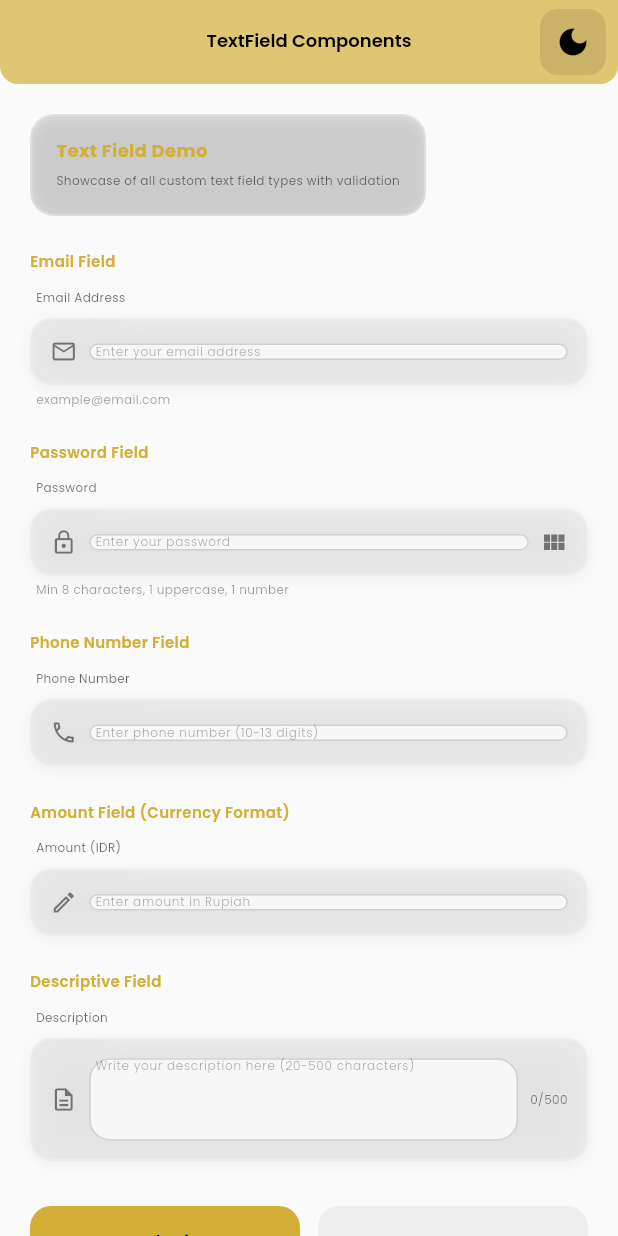
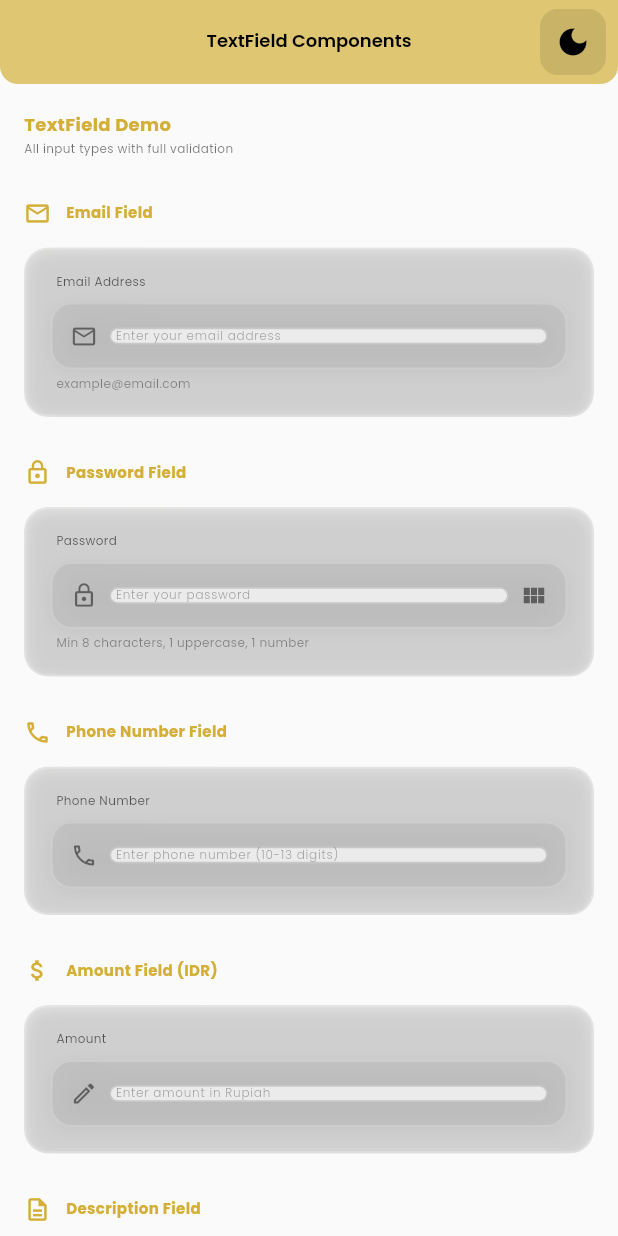
Before and after one commit to justformeokay/Glory-Investama-Berjangka, a Flutter app: the screen it shows after launch, on a phone screen of 412 x 824 dp. Run offline on Flutter 3.47's test engine with Material 3 defaults, Android fonts, the phone set to English and light mode, and no system bars; our stand-ins replace get, google_fonts; statements that could not run were skipped.

Commit message:
refactor: improve TextFieldDemoPage UI with better layout and visual hierarchy
- Reorganized form sections with glassmorphic containers
- Added section headers with icons for better visual hierarchy
- Improved spacing and padding throughout (28px between sections)
- Better typography with larger title and clearer descriptions
- Reorganized buttons with better height and spacing
- Enhanced features section with icons and better descriptions
- Improved color consistency with theme adaptation
- Cleaner overall layout with better visual flow

```diff
--- a/lib/app/views/pages/textfield_demo_page.dart
+++ b/lib/app/views/pages/textfield_demo_page.dart
@@ -100,47 +100,40 @@ class _TextFieldDemoPageState extends State<TextFieldDemoPage> {
         ),
         body: SafeArea(
           child: SingleChildScrollView(
-            padding: const EdgeInsets.all(20),
+            padding: const EdgeInsets.symmetric(horizontal: 16, vertical: 20),
             child: Form(
               key: _formKey,
               child: Column(
                 crossAxisAlignment: CrossAxisAlignment.start,
                 children: [
                   // Header Section
-                  GlassmorphicContainer(
-                    padding: const EdgeInsets.all(16),
-                    margin: const EdgeInsets.only(bottom: 24),
-                    child: Column(
+                  Column(
                     crossAxisAlignment: CrossAxisAlignment.start,
                     children: [
                       Text(
-                          'Text Field Demo',
-                          style: AppTextStyles.headlineLarge.copyWith(
+                        'TextField Demo',
+                        style: AppTextStyles.displayLarge.copyWith(
                           color: AppColors.primaryGold,
+                          fontWeight: FontWeight.w700,
                         ),
                       ),
-                        const SizedBox(height: 8),
+                      const SizedBox(height: 4),
                       Text(
-                          'Showcase of all custom text field types with validation',
+                        'All input types with full validation',
                         style: AppTextStyles.bodySmall.copyWith(
-                            color: isDark
-                                ? Colors.white70
-                                : Colors.black54,
+                          color: isDark ? Colors.white54 : Colors.black54,
+                          fontWeight: FontWeight.w400,
                         ),
                       ),
                     ],
                   ),
-                  ),
+                  const SizedBox(height: 28),
 
                   // Email Section
-                  Text(
+                  _buildFieldSection(
+                    isDark,
                     'Email Field',
-                    style: AppTextStyles.titleMedium.copyWith(
-                      color: AppColors.primaryGold,
-                      fontWeight: FontWeight.w600,
-                    ),
-                  ),
-                  const SizedBox(height: 12),
+                    Icons.email_outlined,
                     CustomTextField(
                       label: 'Email Address',
                       hint: 'Enter your email address',
@@ -157,17 +150,14 @@ class _TextFieldDemoPageState extends State<TextFieldDemoPage> {
                         return null;
                       },
                     ),
-                  const SizedBox(height: 24),
+                  ),
+                  const SizedBox(height: 28),
 
                   // Password Section
-                  Text(
+                  _buildFieldSection(
+                    isDark,
                     'Password Field',
-                    style: AppTextStyles.titleMedium.copyWith(
-                      color: AppColors.primaryGold,
-                      fontWeight: FontWeight.w600,
-                    ),
-                  ),
-                  const SizedBox(height: 12),
+                    Icons.lock_outline,
                     CustomTextField(
                       label: 'Password',
                       hint: 'Enter your password',
@@ -191,17 +181,14 @@ class _TextFieldDemoPageState extends State<TextFieldDemoPage> {
                         return null;
                       },
                     ),
-                  const SizedBox(height: 24),
+                  ),
+                  const SizedBox(height: 28),
 
-                  // Phone Number Section
-                  Text(
+                  // Phone Section
+                  _buildFieldSection(
+                    isDark,
                     'Phone Number Field',
-                    style: AppTextStyles.titleMedium.copyWith(
-                      color: AppColors.primaryGold,
-                      fontWeight: FontWeight.w600,
-                    ),
-                  ),
-                  const SizedBox(height: 12),
+                    Icons.phone_outlined,
                     CustomTextField(
                       label: 'Phone Number',
                       hint: 'Enter phone number (10-13 digits)',
@@ -224,26 +211,21 @@ class _TextFieldDemoPageState extends State<TextFieldDemoPage> {
                         return null;
                       },
                     ),
-                  const SizedBox(height: 24),
+                  ),
+                  const SizedBox(height: 28),
 
-                  // Amount with Currency Section
-                  Text(
-                    'Amount Field (Currency Format)',
-                    style: AppTextStyles.titleMedium.copyWith(
-                      color: AppColors.primaryGold,
-                      fontWeight: FontWeight.w600,
-                    ),
-                  ),
-                  const SizedBox(height: 12),
-
-                  // IDR Format
+                  // Amount Section
+                  _buildFieldSection(
+                    isDark,
+                    'Amount Field (IDR)',
+                    Icons.attach_money_outlined,
                     CustomTextField(
-                    label: 'Amount (IDR)',
+                      label: 'Amount',
                       hint: 'Enter amount in Rupiah',
                       type: TextFieldType.number,
                       controller: _amountController,
-                    prefixIcon: 'money',
-                    currencyFormat: CurrencyFormat.idr,
+                      prefixIcon: 'attach_money',
+                      currencyFormat: CurrencyFormat.IDR,
                       validator: (value) {
                         if (value?.isEmpty ?? true) {
                           return 'Amount is required';
@@ -255,24 +237,21 @@ class _TextFieldDemoPageState extends State<TextFieldDemoPage> {
                         return null;
                       },
                     ),
-                  const SizedBox(height: 24),
+                  ),
+                  const SizedBox(height: 28),
 
                   // Description Section
-                  Text(
-                    'Descriptive Field',
-                    style: AppTextStyles.titleMedium.copyWith(
-                      color: AppColors.primaryGold,
-                      fontWeight: FontWeight.w600,
-                    ),
-                  ),
-                  const SizedBox(height: 12),
+                  _buildFieldSection(
+                    isDark,
+                    'Description Field',
+                    Icons.description_outlined,
                     CustomTextField(
                       label: 'Description',
                       hint: 'Write your description here (20-500 characters)',
                       type: TextFieldType.descriptive,
                       controller: _descriptionController,
                       prefixIcon: 'description',
-                    maxLines: 5,
+                      maxLines: 4,
                       maxLength: 500,
                       validator: (value) {
                         if (value?.isEmpty ?? true) {
@@ -287,7 +266,8 @@ class _TextFieldDemoPageState extends State<TextFieldDemoPage> {
                         return null;
                       },
                     ),
-                  const SizedBox(height: 30),
+                  ),
+                  const SizedBox(height: 36),
 
                   // Action Buttons
                   Row(
@@ -296,43 +276,47 @@ class _TextFieldDemoPageState extends State<TextFieldDemoPage> {
                         child: CustomElevatedButton(
                           label: 'Submit',
                           onPressed: _submitForm,
-                          height: 48,
+                          height: 52,
                         ),
                       ),
-                      const SizedBox(width: 12),
+                      const SizedBox(width: 14),
                       Expanded(
                         child: CustomElevatedButton(
                           label: 'Reset',
                           onPressed: _resetForm,
-                          height: 48,
+                          height: 52,
                           backgroundColor:
-                              isDark ? Colors.grey[800] : Colors.grey[200],
-                          foregroundColor: isDark ? Colors.white : Colors.black,
+                              isDark ? Colors.grey[800] : Colors.grey[150],
+                          textColor: isDark ? Colors.white : Colors.black,
                         ),
                       ),
                     ],
                   ),
-                  const SizedBox(height: 30),
+                  const SizedBox(height: 36),
 
-                  // Info Section
+                  // Features Section
                   GlassmorphicContainer(
-                    padding: const EdgeInsets.all(16),
+                    padding: const EdgeInsets.all(20),
+                    margin: EdgeInsets.zero,
+                    borderRadius: 16,
+                    opacity: 0.08,
                     child: Column(
                       crossAxisAlignment: CrossAxisAlignment.start,
                       children: [
                         Text(
-                          'Features Showcase',
+                          'Features',
                           style: AppTextStyles.titleMedium.copyWith(
-                            fontWeight: FontWeight.w600,
+                            color: AppColors.primaryGold,
+                            fontWeight: FontWeight.w700,
                           ),
                         ),
-                        const SizedBox(height: 12),
-                        _buildFeature('✓ Full Animation', 'Smooth focus transitions'),
-                        _buildFeature('✓ Validation', 'Real-time error display'),
-                        _buildFeature('✓ Currency Format', 'IDR & USD support'),
-                        _buildFeature('✓ Password Toggle', 'Show/hide with animation'),
-                        _buildFeature('✓ Min/Max Length', 'Character validation'),
-                        _buildFeature('✓ Dark/Light Mode', 'Auto theme adapt'),
+                        const SizedBox(height: 16),
+                        _buildFeatureItem(isDark, '✨ Smooth Animations', 'Focus & error state transitions'),
+                        _buildFeatureItem(isDark, '✅ Real-time Validation', 'Instant error feedback'),
+                        _buildFeatureItem(isDark, '💰 Currency Formatting', 'IDR & USD with thousand separator'),
+                        _buildFeatureItem(isDark, '🔐 Password Toggle', 'Animated show/hide icon'),
+                        _buildFeatureItem(isDark, '📏 Length Validation', 'Min/max character checks'),
+                        _buildFeatureItem(isDark, '🌓 Theme Support', 'Auto dark/light mode'),
                       ],
                     ),
                   ),
@@ -346,14 +330,52 @@ class _TextFieldDemoPageState extends State<TextFieldDemoPage> {
     );
   }
 
-  Widget _buildFeature(String title, String subtitle) {
+  Widget _buildFieldSection(
+    bool isDark,
+    String title,
+    IconData icon,
+    Widget field,
+  ) {
+    return Column(
+      crossAxisAlignment: CrossAxisAlignment.start,
+      children: [
+        Row(
+          children: [
+            Icon(
+              icon,
+              size: 18,
+              color: AppColors.primaryGold,
+            ),
+            const SizedBox(width: 10),
+            Text(
+              title,
+              style: AppTextStyles.titleMedium.copyWith(
+                color: AppColors.primaryGold,
+                fontWeight: FontWeight.w700,
+              ),
+            ),
+          ],
+        ),
+        const SizedBox(height: 14),
+        GlassmorphicContainer(
+          padding: const EdgeInsets.all(16),
+          borderRadius: 16,
+          opacity: 0.08,
+          child: field,
+        ),
+      ],
+    );
+  }
+
+  Widget _buildFeatureItem(bool isDark, String title, String description) {
     return Padding(
-      padding: const EdgeInsets.only(bottom: 10),
+      padding: const EdgeInsets.only(bottom: 12),
       child: Row(
+        crossAxisAlignment: CrossAxisAlignment.start,
         children: [
           Container(
-            width: 4,
-            height: 12,
+            width: 3,
+            height: 14,
             decoration: BoxDecoration(
               color: AppColors.primaryGold,
               borderRadius: BorderRadius.circular(2),
@@ -368,12 +390,15 @@ class _TextFieldDemoPageState extends State<TextFieldDemoPage> {
                   title,
                   style: AppTextStyles.bodySmall.copyWith(
                     fontWeight: FontWeight.w600,
+                    color: isDark ? Colors.white : Colors.black87,
                   ),
                 ),
+                const SizedBox(height: 2),
                 Text(
-                  subtitle,
+                  description,
                   style: AppTextStyles.caption.copyWith(
-                    fontWeight: FontWeight.w300,
+                    color: isDark ? Colors.white54 : Colors.black45,
+                    fontWeight: FontWeight.w400,
                   ),
                 ),
               ],
```
Lines whose indentation alone changed are shown as unchanged.
